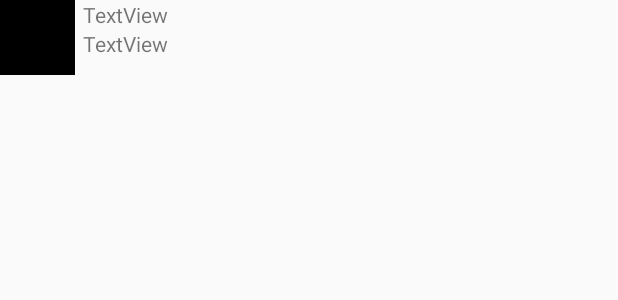
After one commit to liangelali/MySimpleTwitter, an Android app: the layout item_tweet.xml on its own in the app's theme, with its tools: preview values and no code run, on a phone screen of 412 x 824 dp. The commit adds this screen. Shown: the top 300 px of the screen. Run offline under Robolectric (Android 15) with nearby library versions, the phone set to English and light mode, and no system bars.

Commit message:
finished 9 / 10

```diff
--- /dev/null
+++ b/app/src/main/res/layout/item_tweet.xml
@@ -0,0 +1,31 @@
+<?xml version="1.0" encoding="utf-8"?>
+<RelativeLayout xmlns:android="http://schemas.android.com/apk/res/android"
+    xmlns:app="http://schemas.android.com/apk/res-auto"
+    android:layout_width="match_parent" android:layout_height="match_parent">
+
+    <ImageView
+        android:id="@+id/ivProfileImage"
+        android:layout_width="50dp"
+        android:layout_height="50dp"
+        android:layout_alignParentStart="true"
+        android:layout_alignParentTop="true"
+        app:srcCompat="@android:color/black" />
+
+    <TextView
+        android:id="@+id/tvUsername"
+        android:layout_width="wrap_content"
+        android:layout_height="wrap_content"
+        android:text="TextView"
+        android:layout_alignParentTop="true"
+        android:layout_alignStart="@+id/tvBody" />
+
+    <TextView
+        android:id="@+id/tvBody"
+        android:layout_width="wrap_content"
+        android:layout_height="wrap_content"
+        android:layout_alignBottom="@+id/ivProfileImage"
+        android:layout_below="@+id/tvUsername"
+        android:layout_marginLeft="5dp"
+        android:layout_toEndOf="@+id/ivProfileImage"
+        android:text="TextView" />
+</RelativeLayout>
```
Also changed, not shown: app/build.gradle (+6 -4 lines), app/src/main/AndroidManifest.xml (+7 -7 lines), app/src/main/java/com/codepath/apps/restclienttemplate/LoginActivity.java (+8 -2 lines), app/src/main/java/com/codepath/apps/restclienttemplate/TimelineActivity.java (added, +58 -0 lines), app/src/main/java/com/codepath/apps/restclienttemplate/TweetAdapter.java (added, +76 -0 lines), app/src/main/java/com/codepath/apps/restclienttemplate/TwitterApp.java (renamed from app/src/main/java/com/codepath/apps/restclienttemplate/RestApplication.java, +5 -5 lines), app/src/main/java/com/codepath/apps/restclienttemplate/TwitterClient.java (renamed from app/src/main/java/com/codepath/apps/restclienttemplate/RestClient.java, +11 -10 lines), app/src/main/java/com/codepath/apps/restclienttemplate/models/Tweet.java (added, +32 -0 lines), app/src/main/java/com/codepath/apps/restclienttemplate/models/User.java (added, +29 -0 lines), app/src/main/res/layout/activity_timeline.xml (added, +23 -0 lines).
